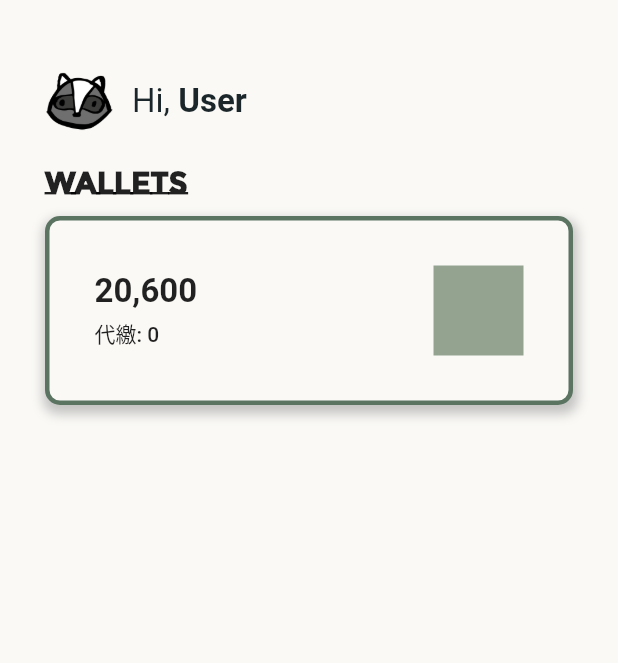
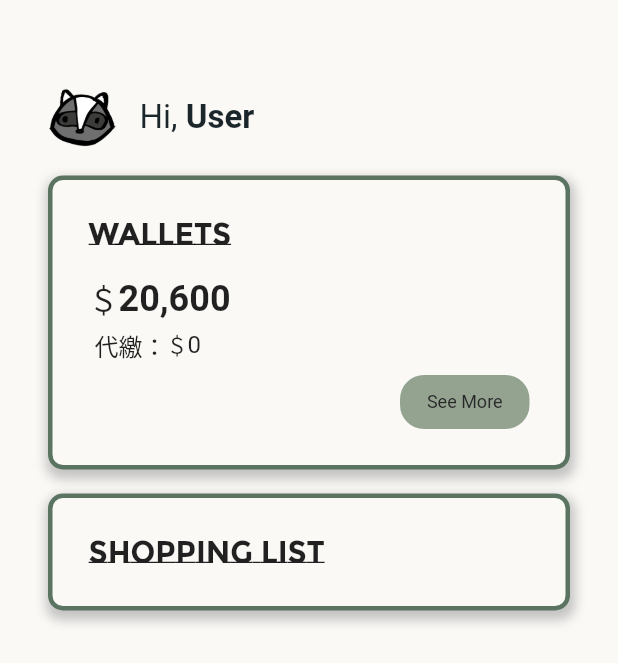
Before and after one commit to SHUSHU010829/Save_food_Battle, a Flutter app: the HomePage screen opened directly, on a phone screen of 412 x 824 dp. Shown: the top 663 px of the screen. Run offline on Flutter 3.47's test engine with Material 2 defaults, Android fonts, the phone set to English and light mode, and no system bars; Roboto replaces fonts that are missing (GenJyuuGothic).

Commit message:
update home_page   - wallet card

```diff
--- a/frontend/lib/page/navpage/home_page.dart
+++ b/frontend/lib/page/navpage/home_page.dart
@@ -1,3 +1,5 @@
+import 'dart:ui';
+
 import 'package:flutter/material.dart';
 
 class HomePage extends StatefulWidget {
@@ -16,7 +18,7 @@ class _HomePageState extends State<HomePage> {
       backgroundColor: const Color.fromRGBO(250, 249, 246, 1),
       body: Container(
         padding:
-            const EdgeInsets.only(left: 30, right: 30, top: 45, bottom: 30),
+            const EdgeInsets.only(left: 32, right: 32, top: 56, bottom: 32),
         child: Column(
           crossAxisAlignment: CrossAxisAlignment.start,
           children: [
@@ -35,7 +37,7 @@ class _HomePageState extends State<HomePage> {
                       ),
                     ),
                     const SizedBox(
-                      width: 13,
+                      width: 16,
                     ),
                     const Text(
                       "Hi,",
@@ -59,21 +61,10 @@ class _HomePageState extends State<HomePage> {
               ],
             ),
             const SizedBox(
-              height: 20,
-            ),
-            const Text(
-              "WALLETS",
-              style: TextStyle(
-                fontFamily: 'MontserratSubrayada',
-                fontSize: 20,
-                fontWeight: FontWeight.w900,
-              ),
-            ),
-            const SizedBox(
-              height: 10,
+              height: 16,
             ),
             Container(
-              padding: const EdgeInsets.all(30),
+              padding: const EdgeInsets.all(24),
               decoration: BoxDecoration(
                 border: Border.all(
                   color: const Color.fromRGBO(91, 116, 98, 1),
@@ -90,39 +81,163 @@ class _HomePageState extends State<HomePage> {
                 borderRadius: BorderRadius.circular(10.0),
                 color: const Color.fromRGBO(250, 249, 246, 1),
               ),
-
-              child: Row(
-                mainAxisAlignment: MainAxisAlignment.spaceBetween,
+              child: Column(
+                mainAxisAlignment: MainAxisAlignment.spaceEvenly,
                 children: [
+                  Row(
+                    crossAxisAlignment: CrossAxisAlignment.start,
+                    children: const [
+                      Text(
+                        "WALLETS",
+                        style: TextStyle(
+                          fontFamily: 'MontserratSubrayada',
+                          fontSize: 20,
+                          fontWeight: FontWeight.w700,
+                        ),
+                      ),
+                    ],
+                  ),
+                  const SizedBox(
+                    height: 16,
+                  ),
+                  Row(
+                    //mainAxisAlignment: MainAxisAlignment.center,
+                    crossAxisAlignment: CrossAxisAlignment.start,
+                    children: [
+                      Row(
+                        children: const [
+                          Text(
+                            "＄",
+                            style: TextStyle(
+                              fontSize: 20,
+                              fontWeight: FontWeight.w500,
+                            ),
+                          ),
+                          SizedBox(
+                            height: 8,
+                          ),
+                          Text(
+                            "20,600",
+                            style: TextStyle(
+                              fontSize: 24,
+                              fontWeight: FontWeight.w700,
+                            ),
+                          ),
+                        ],
+                      ),
+                    ],
+                  ),
+                  const SizedBox(
+                    height: 4,
+                  ),
                   Column(
                     mainAxisAlignment: MainAxisAlignment.center,
                     crossAxisAlignment: CrossAxisAlignment.start,
+                    children: [
+                      Row(
+                        children: const [
+                          Text(
+                            " 代繳：",
+                            style: TextStyle(
+                              fontSize: 16,
+                              fontWeight: FontWeight.w500,
+                            ),
+                          ),
+                          SizedBox(
+                            height: 8,
+                          ),
+                          Text(
+                            "＄",
+                            style: TextStyle(
+                              fontSize: 14,
+                              fontWeight: FontWeight.w400,
+                            ),
+                          ),
+                          Text(
+                            "0",
+                            style: TextStyle(
+                              fontSize: 16,
+                              fontWeight: FontWeight.w400,
+                            ),
+                          ),
+                        ],
+                      ),
+                    ],
+                  ),
+                  const SizedBox(
+                    height: 8,
+                  ),
+                  Align(
+                    alignment: Alignment.centerRight,
+                    child: TextButton(
+                      onPressed: () => {},
+                      child: const Text(
+                        "  See More  ",
+                        style: TextStyle(
+                          fontSize: 12,
+                          height: 1.0,
+                          fontWeight: FontWeight.w400,
+                        ),
+                      ),
+                      style: ButtonStyle(
+                        padding: MaterialStateProperty.all<EdgeInsets>(
+                          const EdgeInsets.all(12),
+                        ),
+                        tapTargetSize: MaterialTapTargetSize.shrinkWrap,
+                        foregroundColor: MaterialStateProperty.all<Color>(
+                          const Color.fromRGBO(40, 40, 40, 1),
+                        ),
+                        backgroundColor: MaterialStateProperty.all<Color>(
+                          const Color.fromRGBO(148, 163, 144, 1),
+                        ),
+                        shape:
+                            MaterialStateProperty.all<RoundedRectangleBorder>(
+                          RoundedRectangleBorder(
+                            borderRadius: BorderRadius.circular(16),
+                          ),
+                        ),
+                      ),
+                    ),
+                  ),
+                ],
+              ),
+            ),
+            const SizedBox(
+              height: 16,
+            ),
+            Container(
+              padding: const EdgeInsets.all(24),
+              decoration: BoxDecoration(
+                border: Border.all(
+                  color: const Color.fromRGBO(91, 116, 98, 1),
+                  width: 3,
+                ),
+                boxShadow: [
+                  BoxShadow(
+                    color: Colors.grey.withOpacity(0.6),
+                    spreadRadius: 2,
+                    blurRadius: 6,
+                    offset: const Offset(1, 4), // changes position of shadow
+                  ),
+                ],
+                borderRadius: BorderRadius.circular(10.0),
+                color: const Color.fromRGBO(250, 249, 246, 1),
+              ),
+              child: Column(
+                mainAxisAlignment: MainAxisAlignment.spaceEvenly,
+                children: [
+                  Row(
+                    crossAxisAlignment: CrossAxisAlignment.start,
                     children: const [
                       Text(
-                        "20,600",
+                        "SHOPPING LIST",
                         style: TextStyle(
-                          fontSize: 22,
+                          fontFamily: 'MontserratSubrayada',
+                          fontSize: 20,
                           fontWeight: FontWeight.w700,
                         ),
                       ),
-                      SizedBox(
-                        height: 5,
-                      ),
-
-                      Text(
-                        "代繳: 0",
-                        style: TextStyle(
-                            fontSize: 14, fontWeight: FontWeight.w500),
-                      ),
                     ],
-                  ),
-                  Container(
-                    height: 60,
-                    width: 60,
-                    decoration: BoxDecoration(
-                      shape: BoxShape.rectangle,
-                      color: const Color.fromRGBO(148, 163, 144, 1),
-                    ),
                   ),
                 ],
               ),
```
Also changed, not shown: 3 other files.
